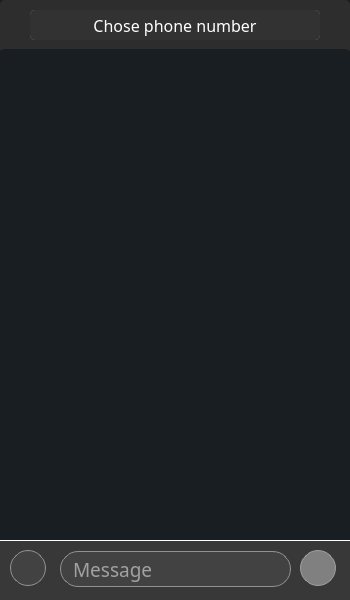
First picture: the form in PhoneManagerGUI/ui/chat.ui, repository tarashunchak/PhoneCompanyManager, before the edit.
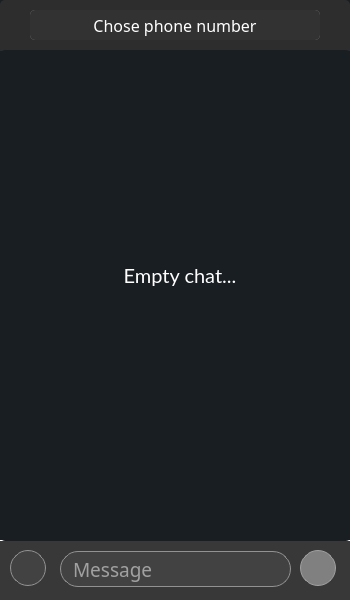
Second picture: the form after the edit.

What changed in the file:
```diff
--- a/PhoneManagerGUI/ui/chat.ui
+++ b/PhoneManagerGUI/ui/chat.ui
@@ -186,14 +186,41 @@
   <widget class="QWidget" name="verticalLayoutWidget">
    <property name="geometry">
     <rect>
-     <x>-1</x>
-     <y>49</y>
+     <x>0</x>
+     <y>50</y>
      <width>351</width>
      <height>491</height>
     </rect>
    </property>
    <layout class="QVBoxLayout" name="verticalLayout"/>
   </widget>
+  <widget class="QLabel" name="empty_chat_label">
+   <property name="geometry">
+    <rect>
+     <x>100</x>
+     <y>260</y>
+     <width>160</width>
+     <height>30</height>
+    </rect>
+   </property>
+   <property name="sizePolicy">
+    <sizepolicy hsizetype="Expanding" vsizetype="Expanding">
+     <horstretch>0</horstretch>
+     <verstretch>0</verstretch>
+    </sizepolicy>
+   </property>
+   <property name="styleSheet">
+    <string notr="true">color:white;
+font-family:Lato;
+font-size:20px;</string>
+   </property>
+   <property name="text">
+    <string>Empty chat...</string>
+   </property>
+   <property name="alignment">
+    <set>Qt::AlignmentFlag::AlignCenter</set>
+   </property>
+  </widget>
  </widget>
  <resources/>
  <connections/>
```
